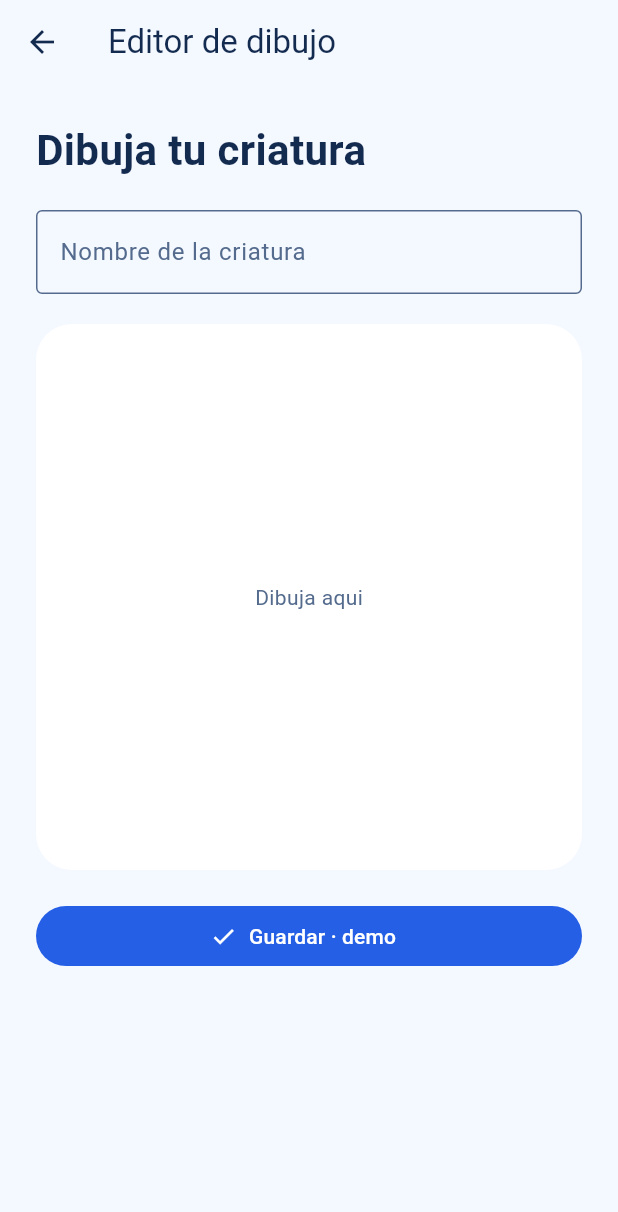
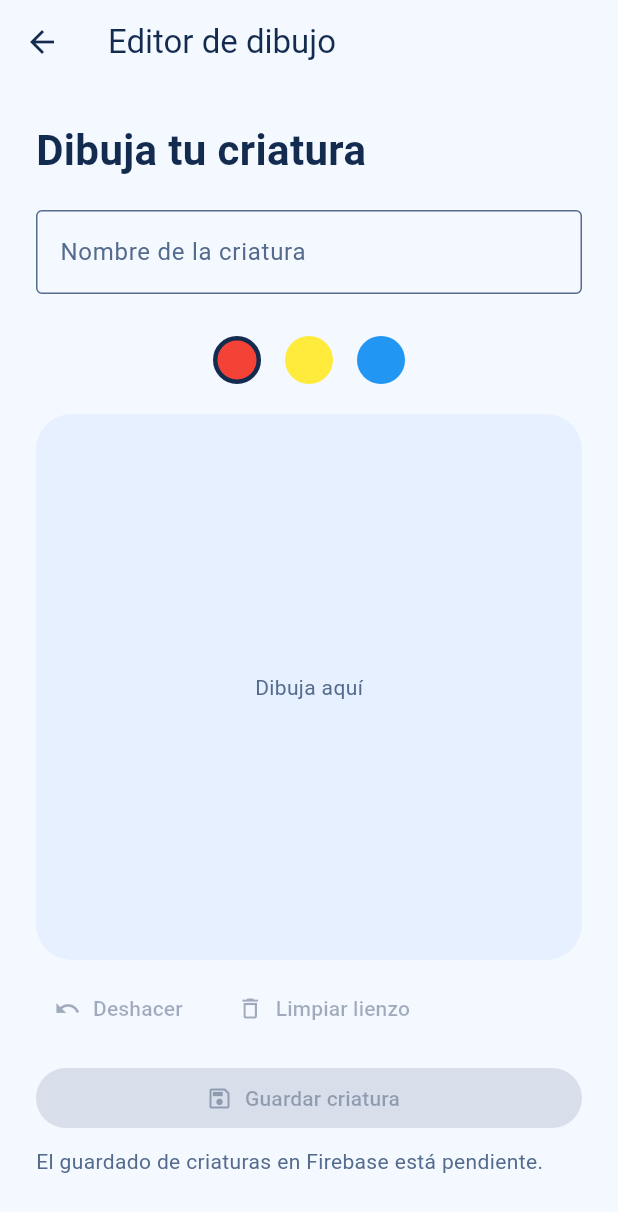
Before and after one commit to A4ld0/ProyectoDesarrolloMovil, a Flutter app: the EditorDibujoScreen screen opened by its route, on a phone screen of 412 x 824 dp. Shown: the top 1212 px of the screen. Run offline on Flutter 3.47's test engine with Material 3 defaults, Android fonts, the phone set to English and light mode, and no system bars; our stand-ins replace firebase_auth, firebase_core, image_picker; accounts and stored records are empty.

Commit message:
feat: agregar dibujo con colores primarios y foto de perfil local

```diff
--- a/lib/main.dart
+++ b/lib/main.dart
@@ -7,6 +7,7 @@ import 'package:provider/provider.dart';
 
 import 'firebase_options.dart';
 
+import 'data/foto_perfil_local.dart';
 import 'theme/tema_provider.dart';
 import 'theme/app_themes.dart';
 import 'screens/main_navigation.dart'; //° nuestro nuevo navegador inferior
@@ -23,6 +24,7 @@ void main() async {
   WidgetsFlutterBinding.ensureInitialized();
   // Mandamos a llamar Firebase con la configuración de firebase_options.dart
   await Firebase.initializeApp(options: DefaultFirebaseOptions.currentPlatform);
+  await FotoPerfilLocal.recuperarSeleccionPendiente();
   runApp(const MyApp());
 }
 
--- a/lib/screens/editor_dibujo_screen.dart
+++ b/lib/screens/editor_dibujo_screen.dart
@@ -1,7 +1,33 @@
+import 'package:flutter/gestures.dart';
 import 'package:flutter/material.dart';
 
-class EditorDibujoScreen extends StatelessWidget {
+class EditorDibujoScreen extends StatefulWidget {
   const EditorDibujoScreen({super.key});
+
+  @override
+  State<EditorDibujoScreen> createState() => _EditorDibujoScreenState();
+}
+
+class _EditorDibujoScreenState extends State<EditorDibujoScreen> {
+  final _trazos = <_Trazo>[];
+  Color _colorSeleccionado = Colors.red;
+  int _revision = 0;
+
+  void _iniciarTrazo(Offset punto, double lado) {
+    setState(() {
+      _trazos.add(_Trazo(_colorSeleccionado, punto / lado));
+      _revision++;
+    });
+  }
+
+  void _continuarTrazo(Offset punto, double lado) {
+    if (_trazos.isEmpty) return;
+    setState(() {
+      _trazos.last.puntos.add(punto / lado);
+      _revision++;
+    });
+  }
+
   @override
   Widget build(BuildContext context) {
     final colors = Theme.of(context).colorScheme;
@@ -26,47 +52,122 @@ class EditorDibujoScreen extends StatelessWidget {
                 ),
               ),
               const SizedBox(height: 20),
+              Row(
+                mainAxisAlignment: MainAxisAlignment.center,
+                children: [
+                  for (final opcion in const [
+                    (nombre: 'Rojo', color: Colors.red),
+                    (nombre: 'Amarillo', color: Colors.yellow),
+                    (nombre: 'Azul', color: Colors.blue),
+                  ])
+                    Semantics(
+                      label: opcion.nombre,
+                      button: true,
+                      selected: _colorSeleccionado == opcion.color,
+                      child: InkResponse(
+                        onTap: () => setState(() {
+                          _colorSeleccionado = opcion.color;
+                        }),
+                        radius: 24,
+                        child: Padding(
+                          padding: const EdgeInsets.all(8),
+                          child: Container(
+                            width: 32,
+                            height: 32,
+                            decoration: BoxDecoration(
+                              shape: BoxShape.circle,
+                              color: opcion.color,
+                              border: Border.all(
+                                color: _colorSeleccionado == opcion.color
+                                    ? colors.onSurface
+                                    : Colors.transparent,
+                                width: 3,
+                              ),
+                            ),
+                          ),
+                        ),
+                      ),
+                    ),
+                ],
+              ),
+              const SizedBox(height: 12),
               ClipRRect(
                 borderRadius: BorderRadius.circular(24),
                 child: AspectRatio(
                   aspectRatio: 1,
-                  child: ColoredBox(
-                    color: colors.surface,
-                    child: Center(
-                      child: Text(
-                        'Dibuja aqui',
-                        style: TextStyle(color: colors.onSurfaceVariant),
-                      ),
-                    ),
+                  child: LayoutBuilder(
+                    builder: (context, constraints) {
+                      final lado = constraints.maxWidth;
+                      return GestureDetector(
+                        behavior: HitTestBehavior.opaque,
+                        dragStartBehavior: DragStartBehavior.down,
+                        onTapUp: (toque) =>
+                            _iniciarTrazo(toque.localPosition, lado),
+                        onHorizontalDragStart: (inicio) =>
+                            _iniciarTrazo(inicio.localPosition, lado),
+                        onHorizontalDragUpdate: (movimiento) =>
+                            _continuarTrazo(movimiento.localPosition, lado),
+                        onVerticalDragStart: (inicio) =>
+                            _iniciarTrazo(inicio.localPosition, lado),
+                        onVerticalDragUpdate: (movimiento) =>
+                            _continuarTrazo(movimiento.localPosition, lado),
+                        child: ColoredBox(
+                          color: colors.surfaceContainerHighest,
+                          child: CustomPaint(
+                            painter: _PintorDeTrazos(_trazos, _revision),
+                            child: Center(
+                              child: _trazos.isEmpty
+                                  ? Text(
+                                      'Dibuja aquí',
+                                      style: TextStyle(
+                                        color: colors.onSurfaceVariant,
+                                      ),
+                                    )
+                                  : null,
+                            ),
+                          ),
+                        ),
+                      );
+                    },
                   ),
                 ),
               ),
-              const SizedBox(height: 20),
+              const SizedBox(height: 8),
+              Wrap(
+                spacing: 8,
+                children: [
+                  TextButton.icon(
+                    onPressed: _trazos.isEmpty
+                        ? null
+                        : () => setState(() {
+                            _trazos.removeLast();
+                            _revision++;
+                          }),
+                    icon: const Icon(Icons.undo),
+                    label: const Text('Deshacer'),
+                  ),
+                  TextButton.icon(
+                    onPressed: _trazos.isEmpty
+                        ? null
+                        : () => setState(() {
+                            _trazos.clear();
+                            _revision++;
+                          }),
+                    icon: const Icon(Icons.delete_outline),
+                    label: const Text('Limpiar lienzo'),
+                  ),
+                ],
+              ),
+              const SizedBox(height: 12),
               FilledButton.icon(
-                onPressed: () => showDialog<void>(
-                  context: context,
-                  builder: (dialogContext) => AlertDialog(
-                    title: const Text('Listo'),
-                    content: const Text(
-                      'Tu criatura podra aparecer en el mapa. Capturala para tenerla en tu coleccion.\n\nPor ahora, el dibujo no se guarda.',
-                    ),
-                    actions: [
-                      TextButton(
-                        onPressed: () => Navigator.pop(dialogContext),
-                        child: const Text('Seguir dibujando'),
-                      ),
-                      FilledButton(
-                        onPressed: () {
-                          Navigator.pop(dialogContext);
-                          Navigator.pop(context);
-                        },
-                        child: const Text('Volver a mis creaciones'),
-                      ),
-                    ],
-                  ),
-                ),
-                icon: const Icon(Icons.check),
-                label: const Text('Guardar · demo'),
+                onPressed: null,
+                icon: const Icon(Icons.save_outlined),
+                label: const Text('Guardar criatura'),
+              ),
+              const SizedBox(height: 8),
+              Text(
+                'El guardado de criaturas en Firebase está pendiente.',
+                style: TextStyle(color: colors.onSurfaceVariant),
               ),
             ],
           ),
@@ -75,3 +176,48 @@ class EditorDibujoScreen extends StatelessWidget {
     );
   }
 }
+
+class _Trazo {
+  _Trazo(this.color, Offset inicio) : puntos = [inicio];
+
+  final Color color;
+  final List<Offset> puntos;
+}
+
+class _PintorDeTrazos extends CustomPainter {
+  const _PintorDeTrazos(this.trazos, this.revision);
+
+  final List<_Trazo> trazos;
+  final int revision;
+
+  @override
+  void paint(Canvas canvas, Size size) {
+    final pincel = Paint()
+      ..strokeWidth = 4
+      ..strokeCap = StrokeCap.round
+      ..strokeJoin = StrokeJoin.round
+      ..style = PaintingStyle.stroke;
+    final relleno = Paint();
+
+    for (final trazo in trazos) {
+      pincel.color = trazo.color;
+      relleno.color = trazo.color;
+      final inicio = trazo.puntos.first * size.width;
+      if (trazo.puntos.length == 1) {
+        canvas.drawCircle(inicio, pincel.strokeWidth / 2, relleno);
+        continue;
+      }
+
+      final ruta = Path()..moveTo(inicio.dx, inicio.dy);
+      for (var indice = 1; indice < trazo.puntos.length; indice++) {
+        final punto = trazo.puntos[indice] * size.width;
+        ruta.lineTo(punto.dx, punto.dy);
+      }
+      canvas.drawPath(ruta, pincel);
+    }
+  }
+
+  @override
+  bool shouldRepaint(covariant _PintorDeTrazos anterior) =>
+      revision != anterior.revision;
+}
--- a/pubspec.yaml
+++ b/pubspec.yaml
@@ -37,6 +37,8 @@ dependencies:
   nfc_manager: 4.2.1
   firebase_core: ^5.1.0
   firebase_auth: ^7.0.1
+  image_picker: ^1.2.4
+  path_provider: ^2.1.6
   provider: ^6.1.5+1
 
 dev_dependencies:
@@ -44,6 +46,8 @@ dev_dependencies:
     sdk: flutter
   firebase_auth_platform_interface: ^9.1.2
   firebase_core_platform_interface: ^8.1.1
+  image_picker_platform_interface: ^2.11.2
+  path_provider_platform_interface: ^2.1.3
 
   # The "flutter_lints" package below contains a set of recommended lints to
   # encourage good coding practices. The lint set provided by the package is
```
Also changed, not shown: lib/data/foto_perfil_local.dart (added, +99 -0 lines), lib/screens/ajustes_screen.dart (+14 -0 lines), lib/widgets/foto_perfil_tile.dart (added, +83 -0 lines), pubspec.lock, 8 other files.
